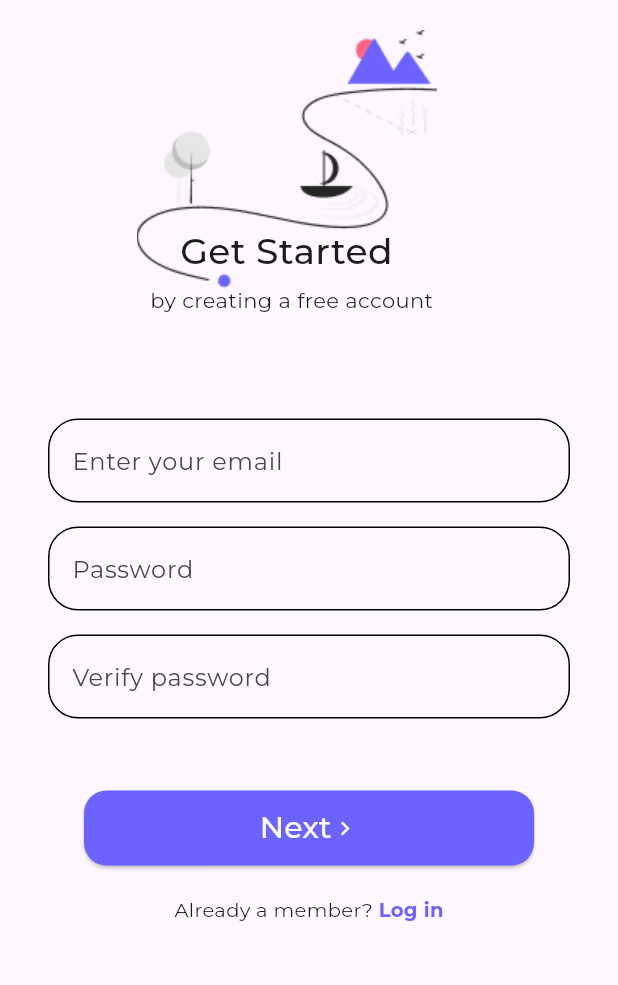
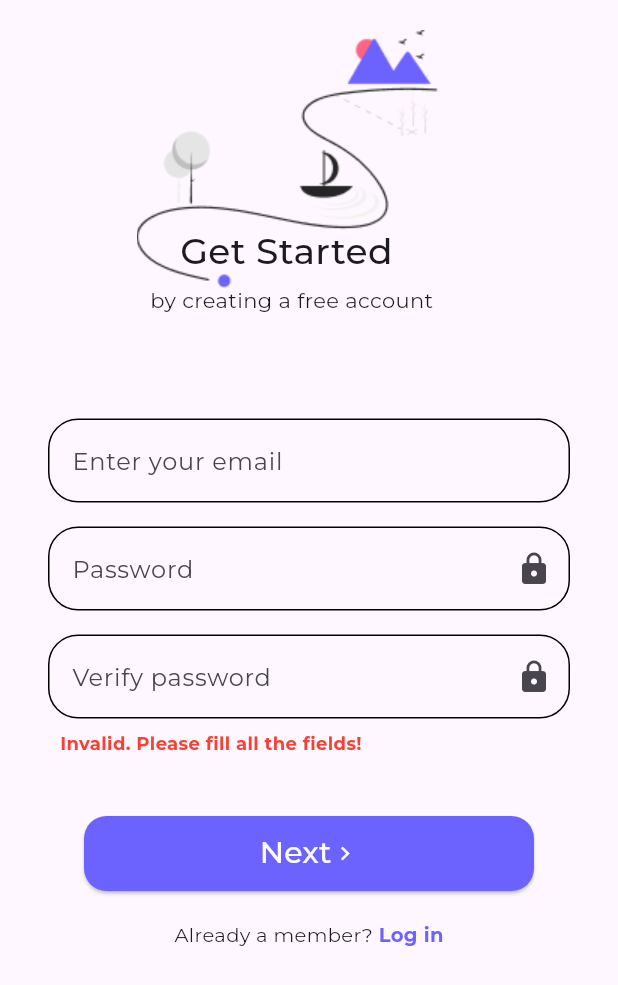
Before and after one commit to prayatnaaa/explora_app, a Flutter app: the RegisterPage screen opened directly, after a tap on "Next", on a phone screen of 412 x 824 dp. Shown: the top 985 px of the screen. Run offline on Flutter 3.47's test engine with Material 3 defaults, Android fonts, the phone set to English and light mode, and no system bars; our stand-ins replace email_validator, google_fonts.

Commit message:
make the validation better and add some functions

```diff
--- a/lib/pages/register_page.dart
+++ b/lib/pages/register_page.dart
@@ -1,3 +1,4 @@
+import 'package:email_validator/email_validator.dart';
 import 'package:explora_app/pages/home_page.dart';
 import 'package:explora_app/pages/login_page.dart';
 import 'package:flutter/material.dart';
@@ -14,10 +15,15 @@ class _RegisterPageState extends State<RegisterPage> {
   TextEditingController emailController = TextEditingController();
   TextEditingController passwordController = TextEditingController();
   TextEditingController verifyPasswordController = TextEditingController();
+  bool isPasswordHidden = true;
+  bool isVerifyPassHidden = true;
+  bool errorStatus = false;
+  String errorMesage = "";
   @override
   Widget build(BuildContext context) {
     return Scaffold(
-      body: Column(
+      body: SingleChildScrollView(
+        child: Column(
           children: [
             Padding(
               padding: const EdgeInsets.only(top: 20),
@@ -49,6 +55,11 @@ class _RegisterPageState extends State<RegisterPage> {
             Padding(
               padding: const EdgeInsets.symmetric(horizontal: 32, vertical: 8),
               child: TextField(
+                onTap: () {
+                  setState(() {
+                    errorStatus = false;
+                  });
+                },
                 controller: emailController,
                 style: GoogleFonts.montserrat(),
                 decoration: const InputDecoration(
@@ -63,13 +74,27 @@ class _RegisterPageState extends State<RegisterPage> {
             Padding(
               padding: const EdgeInsets.symmetric(horizontal: 32, vertical: 8),
               child: TextField(
+                onTap: () {
+                  setState(() {
+                    errorStatus = false;
+                  });
+                },
+                obscureText: isPasswordHidden,
                 controller: passwordController,
                 style: GoogleFonts.montserrat(),
-              decoration: const InputDecoration(
+                decoration: InputDecoration(
+                    suffixIcon: IconButton(
+                        onPressed: () {
+                          setState(() {
+                            isPasswordHidden = !isPasswordHidden;
+                          });
+                        },
+                        icon: Icon(
+                            isPasswordHidden ? Icons.lock : Icons.lock_open)),
                     hintText: "Password",
-                  enabledBorder: OutlineInputBorder(
+                    enabledBorder: const OutlineInputBorder(
                         borderRadius: BorderRadius.all(Radius.circular(20))),
-                  focusedBorder: OutlineInputBorder(
+                    focusedBorder: const OutlineInputBorder(
                         borderRadius: BorderRadius.all(Radius.circular(20)),
                         borderSide: BorderSide(color: Color(0xFF6C63FF)))),
               ),
@@ -77,15 +102,45 @@ class _RegisterPageState extends State<RegisterPage> {
             Padding(
               padding: const EdgeInsets.symmetric(horizontal: 32, vertical: 8),
               child: TextField(
+                onTap: () {
+                  setState(() {
+                    errorStatus = false;
+                  });
+                },
+                obscureText: isVerifyPassHidden,
                 controller: verifyPasswordController,
                 style: GoogleFonts.montserrat(),
-              decoration: const InputDecoration(
+                decoration: InputDecoration(
+                    suffixIcon: IconButton(
+                        onPressed: () {
+                          setState(() {
+                            isVerifyPassHidden = !isVerifyPassHidden;
+                          });
+                        },
+                        icon: Icon(
+                            isVerifyPassHidden ? Icons.lock : Icons.lock_open)),
                     hintText: "Verify password",
-                  enabledBorder: OutlineInputBorder(
+                    enabledBorder: const OutlineInputBorder(
                         borderRadius: BorderRadius.all(Radius.circular(20))),
-                  focusedBorder: OutlineInputBorder(
+                    focusedBorder: const OutlineInputBorder(
                         borderRadius: BorderRadius.all(Radius.circular(20)),
                         borderSide: BorderSide(color: Color(0xFF6C63FF)))),
+              ),
+            ),
+            Container(
+              margin: const EdgeInsets.only(left: 40),
+              child: Align(
+                alignment: Alignment.centerLeft,
+                child: Visibility(
+                  visible: errorStatus,
+                  child: Text(
+                    errorMesage,
+                    style: GoogleFonts.montserrat(
+                        fontSize: 12,
+                        color: Colors.red,
+                        fontWeight: FontWeight.bold),
+                  ),
+                ),
               ),
             ),
             Container(
@@ -114,7 +169,33 @@ class _RegisterPageState extends State<RegisterPage> {
                   ],
                 ),
                 onPressed: () {
-                if (emailController.text == "tude") {
+                  if (emailController.text.isEmpty ||
+                      passwordController.text.isEmpty ||
+                      verifyPasswordController.text.isEmpty) {
+                    setState(() {
+                      errorStatus = true;
+                    });
+                    errorMesage = "Invalid. Please fill all the fields!";
+                  } else if (!EmailValidator.validate(emailController.text)) {
+                    setState(() {
+                      errorStatus = true;
+                    });
+                    errorMesage =
+                        "Please make sure the email you set is valid!";
+                  } else if (passwordController.text.isEmpty &&
+                      verifyPasswordController.text.isEmpty) {
+                    setState(() {
+                      errorStatus = true;
+                      errorMesage =
+                          "Please make sure that you fill the password!";
+                    });
+                  } else if (passwordController.text !=
+                      verifyPasswordController.text) {
+                    setState(() {
+                      errorStatus = true;
+                    });
+                    errorMesage = "Please match your passwords!";
+                  } else {
                     Navigator.pushReplacement(context,
                         MaterialPageRoute(builder: (context) {
                       return const HomePage();
@@ -152,6 +233,7 @@ class _RegisterPageState extends State<RegisterPage> {
             )
           ],
         ),
+      ),
     );
   }
 }
```
Also changed, not shown: lib/pages/login_page.dart (+22 -6 lines). Lines whose indentation alone changed are shown as unchanged.
